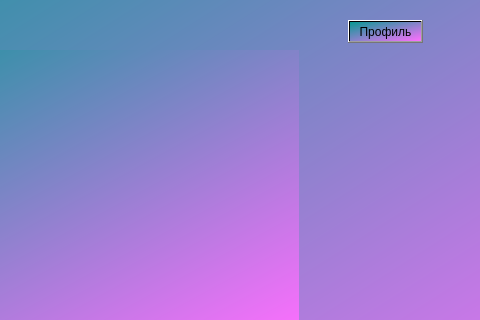
BruSeLY/pyqt5Dota2predict, file dota2predict.ui: the form before one commit; both pictures show x 422 to 902 and y 0 to 320 of the 902 by 597 pixel window.
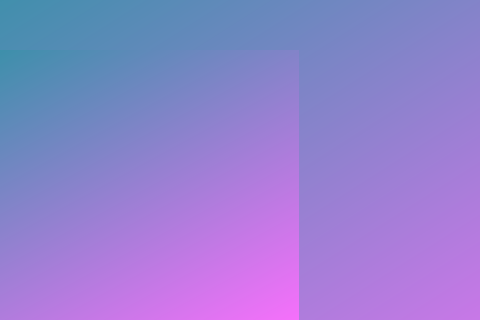
The form after the commit.

The edit to the form file:
```diff
--- a/dota2predict.ui
+++ b/dota2predict.ui
@@ -30,19 +30,6 @@
      <string/>
     </property>
    </widget>
-   <widget class="QPushButton" name="btn_profile">
-    <property name="geometry">
-     <rect>
-      <x>770</x>
-      <y>20</y>
-      <width>75</width>
-      <height>23</height>
-     </rect>
-    </property>
-    <property name="text">
-     <string>Профиль</string>
-    </property>
-   </widget>
    <widget class="QWidget" name="layoutWidget">
     <property name="geometry">
      <rect>
```
